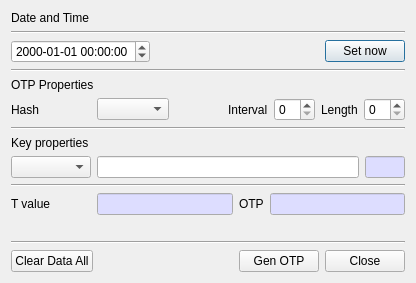
Above: BerEditor/gen_otp_dlg.ui from jykim74/BerEditor before the change. Below: the same form after it.
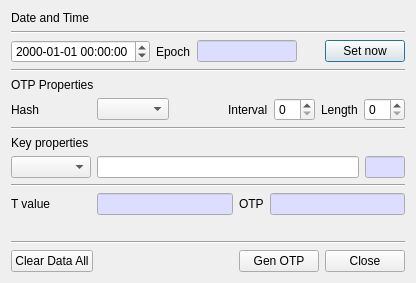
That is the form after the change.

Commit message: Generate OTP 에서 Epoch 시간 표시

Patch:
```diff
--- a/BerEditor/gen_otp_dlg.ui
+++ b/BerEditor/gen_otp_dlg.ui
@@ -50,6 +50,59 @@
        </property>
       </widget>
      </item>
+     <item>
+      <widget class="QLabel" name="mEpochLabel">
+       <property name="text">
+        <string>Epoch</string>
+       </property>
+      </widget>
+     </item>
+     <item>
+      <widget class="QLineEdit" name="mEpochText">
+       <property name="minimumSize">
+        <size>
+         <width>100</width>
+         <height>0</height>
+        </size>
+       </property>
+       <property name="maximumSize">
+        <size>
+         <width>100</width>
+         <height>16777215</height>
+        </size>
+       </property>
+       <property name="palette">
+        <palette>
+         <active>
+          <colorrole role="Base">
+           <brush brushstyle="SolidPattern">
+            <color alpha="255">
+             <red>221</red>
+             <green>221</green>
+             <blue>255</blue>
+            </color>
+           </brush>
+          </colorrole>
+         </active>
+         <inactive>
+          <colorrole role="Base">
+           <brush brushstyle="SolidPattern">
+            <color alpha="255">
+             <red>221</red>
+             <green>221</green>
+             <blue>255</blue>
+            </color>
+           </brush>
+          </colorrole>
+         </inactive>
+         <disabled/>
+        </palette>
+       </property>
+       <property name="readOnly">
+        <bool>true</bool>
+       </property>
+      </widget>
+     </item>
      <item>
       <spacer name="horizontalSpacer">
        <property name="orientation">
```
The commit also changes 2 other files.
